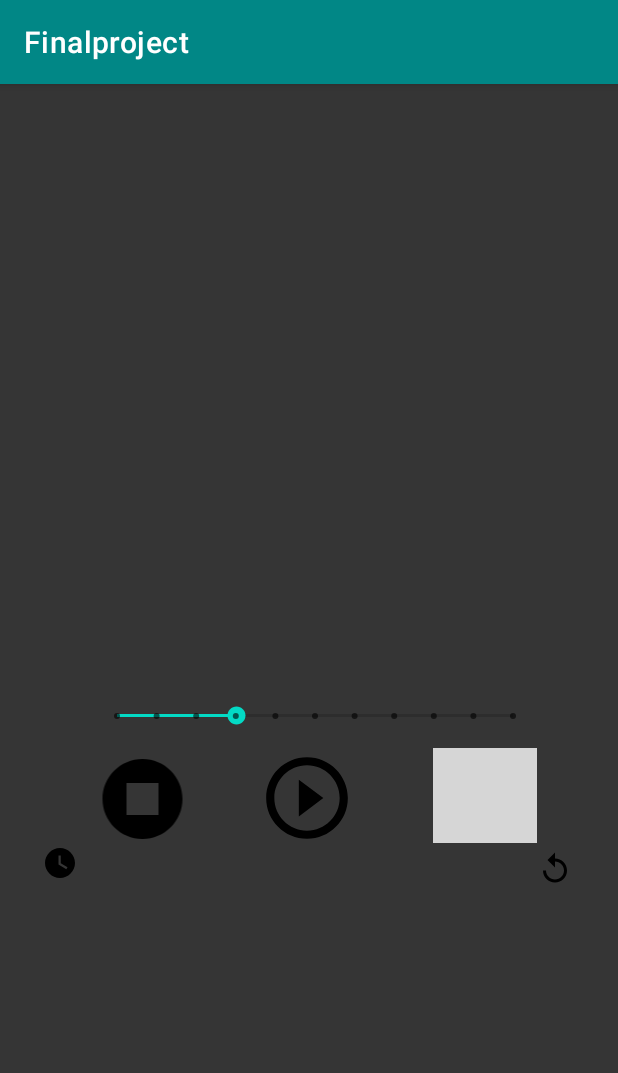
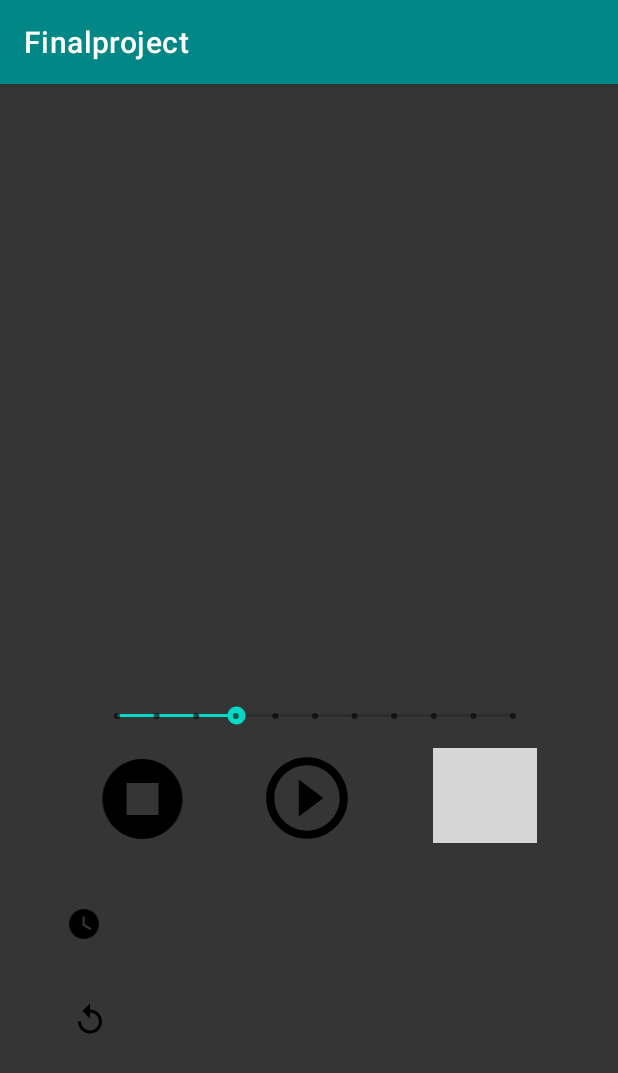
Before and after one commit to Yasaminshamsedin/music-player, an Android app: the song screen opened directly, with no data from a screen before it, on a phone screen of 412 x 824 dp. Shown: the top 1073 px of the screen. Run offline under Robolectric (Android 15) with nearby library versions, the phone set to English and light mode, and no system bars; pictures from the network do not load; grey boxes are pictures that could not be loaded.

Commit message:
fix activity_song.xml

```diff
--- a/app/src/main/res/layout/activity_song.xml
+++ b/app/src/main/res/layout/activity_song.xml
@@ -89,10 +89,10 @@
         android:id="@+id/txtdate"
         android:layout_width="wrap_content"
         android:layout_height="wrap_content"
-        android:layout_marginStart="92dp"
-        android:layout_marginTop="4dp"
+        android:layout_marginStart="104dp"
+        android:layout_marginTop="36dp"
+        android:textColor="@color/teal_700"
         android:textSize="16sp"
-        android:textColor="@color/teal_700"
         app:layout_constraintStart_toStartOf="parent"
         app:layout_constraintTop_toBottomOf="@+id/btnstop" />
 
@@ -100,10 +100,10 @@
         android:id="@+id/txtcount"
         android:layout_width="wrap_content"
         android:layout_height="wrap_content"
-        android:layout_marginTop="514dp"
-        android:layout_marginEnd="88dp"
+        android:layout_marginTop="612dp"
+        android:layout_marginEnd="304dp"
+        android:textColor="@color/teal_700"
         android:textSize="16sp"
-        android:textColor="@color/teal_700"
         app:layout_constraintEnd_toEndOf="parent"
         app:layout_constraintTop_toTopOf="parent" />
 
@@ -111,8 +111,8 @@
         android:id="@+id/imageView10"
         android:layout_width="wrap_content"
         android:layout_height="wrap_content"
-        android:layout_marginStart="28dp"
-        android:layout_marginTop="507dp"
+        android:layout_marginStart="44dp"
+        android:layout_marginTop="548dp"
         app:layout_constraintStart_toStartOf="parent"
         app:layout_constraintTop_toTopOf="parent"
         app:srcCompat="@drawable/ic_baseline_watch_later_24" />
@@ -121,8 +121,8 @@
         android:id="@+id/imageView11"
         android:layout_width="wrap_content"
         android:layout_height="wrap_content"
-        android:layout_marginTop="511dp"
-        android:layout_marginEnd="30dp"
+        android:layout_marginTop="612dp"
+        android:layout_marginEnd="340dp"
         app:layout_constraintEnd_toEndOf="parent"
         app:layout_constraintTop_toTopOf="parent"
         app:srcCompat="@drawable/ic_baseline_replay_24" />
```
